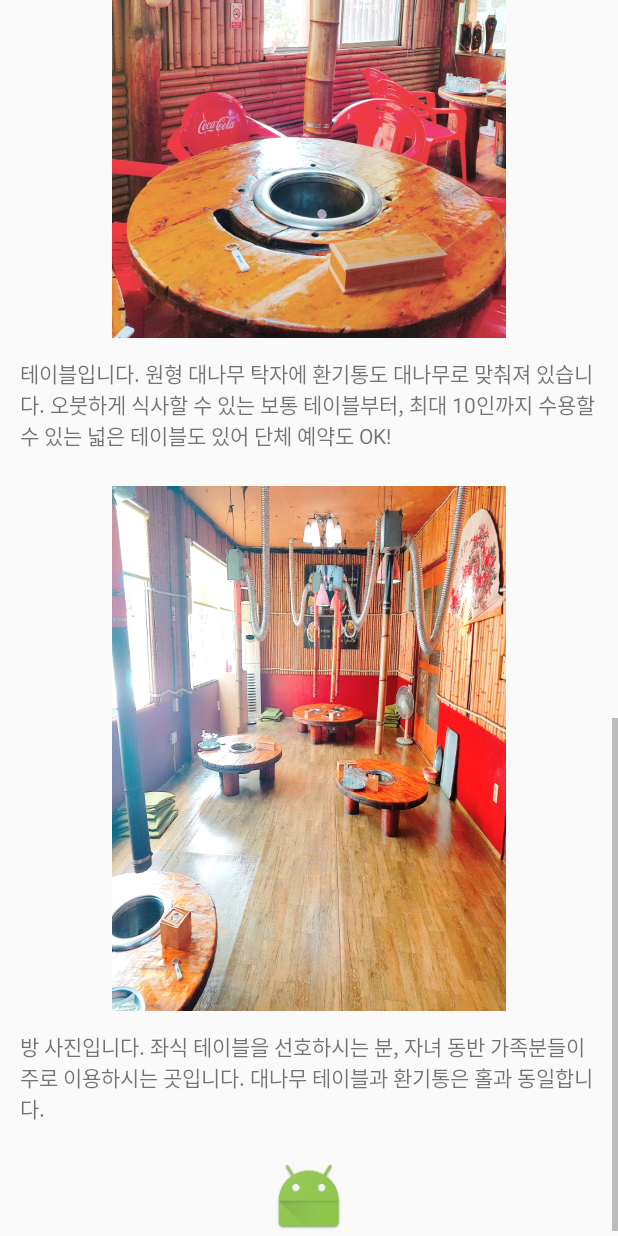
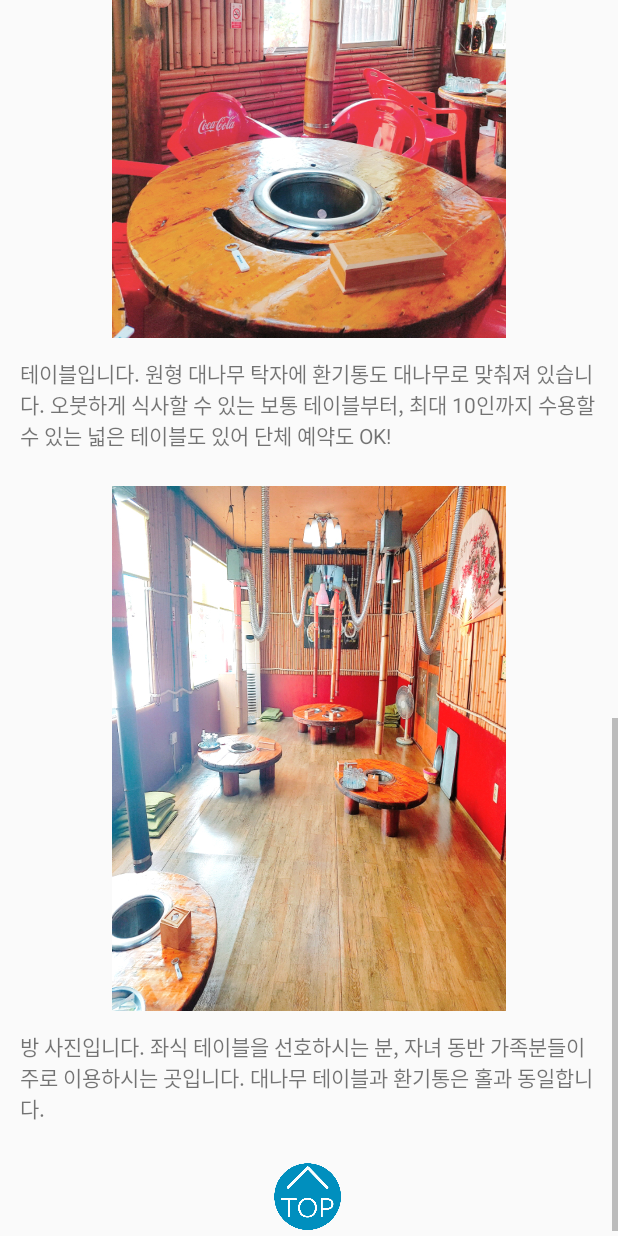
Before and after one commit to unripeblue/Sinbaram, an Android app: the screen it shows after launch (MainActivity), scrolled down 1153 dp, on a phone screen of 412 x 824 dp. Run offline under Robolectric (Android 15) with nearby library versions, the phone set to English and light mode, and no system bars.

Commit message:
top버튼 생성

```diff
--- a/app/src/main/java/com/tje/sinbaram/MainActivity.java
+++ b/app/src/main/java/com/tje/sinbaram/MainActivity.java
@@ -1,14 +1,13 @@
 package com.tje.sinbaram;
 
 import android.os.Bundle;
-import android.support.annotation.NonNull;
 import android.support.design.widget.NavigationView;
 import android.support.v4.view.GravityCompat;
 import android.support.v4.widget.DrawerLayout;
-import android.view.MenuItem;
 import android.view.View;
 import android.widget.ImageView;
 import android.widget.LinearLayout;
+import android.widget.ScrollView;
 
 public class MainActivity extends BaseActivity {
 
@@ -17,6 +16,8 @@ public class MainActivity extends BaseActivity {
     private android.widget.LinearLayout memberLatout;
     private NavigationView naviView;
     private DrawerLayout activitymaindrawer;
+    private ImageView mainBtn;
+    private android.widget.ScrollView mainScrollView;
 
     @Override
     protected void onCreate(Bundle savedInstanceState) {
@@ -36,6 +37,13 @@ public class MainActivity extends BaseActivity {
             }
         });
 
+        mainBtn.setOnClickListener(new View.OnClickListener() {
+            @Override
+            public void onClick(View view) {
+                mainScrollView.fullScroll(ScrollView.FOCUS_UP);
+            }
+        });
+
     }
 
     @Override
@@ -46,10 +54,12 @@ public class MainActivity extends BaseActivity {
     @Override
     public void bindViews() {
         this.activitymaindrawer = (DrawerLayout) findViewById(R.id.activity_main_drawer);
+        this.mainScrollView = (ScrollView) findViewById(R.id.mainScrollView);
+        this.mainBtn = (ImageView) findViewById(R.id.mainBtn);
+        this.settingBtn = (ImageView) findViewById(R.id.settingBtn);
+        this.menuNaviBtn = (ImageView) findViewById(R.id.menuNaviBtn);
         this.naviView = (NavigationView) findViewById(R.id.naviView);
         this.memberLatout = (LinearLayout) findViewById(R.id.memberLatout);
-        this.settingBtn = (ImageView) findViewById(R.id.settingBtn);
-        this.menuNaviBtn = (ImageView) findViewById(R.id.menuNaviBtn);
     }
 
 
--- a/app/src/main/res/layout/activity_main.xml
+++ b/app/src/main/res/layout/activity_main.xml
@@ -33,6 +33,7 @@
     </android.support.design.widget.NavigationView>
 
     <ScrollView
+        android:id="@+id/mainScrollView"
         android:layout_width="match_parent"
         android:layout_height="match_parent">
 
@@ -163,11 +164,12 @@
                             android:text="방 사진입니다. 좌식 테이블을 선호하시는 분, 자녀 동반 가족분들이 주로 이용하시는 곳입니다. 대나무 테이블과 환기통은 홀과 동일합니다."/>
 
                         <ImageView
+                            android:id="@+id/mainBtn"
                             android:layout_margin="10dp"
                             android:layout_gravity="center"
-                            android:layout_width="300dp"
+                            android:layout_width="250dp"
                             android:layout_height="50dp"
-                            android:src="@mipmap/ic_launcher"/>
+                            android:src="@drawable/top_button"/>
 
 
 
```
Also changed, not shown: app/src/main/res/drawable/top_button.png (added).
